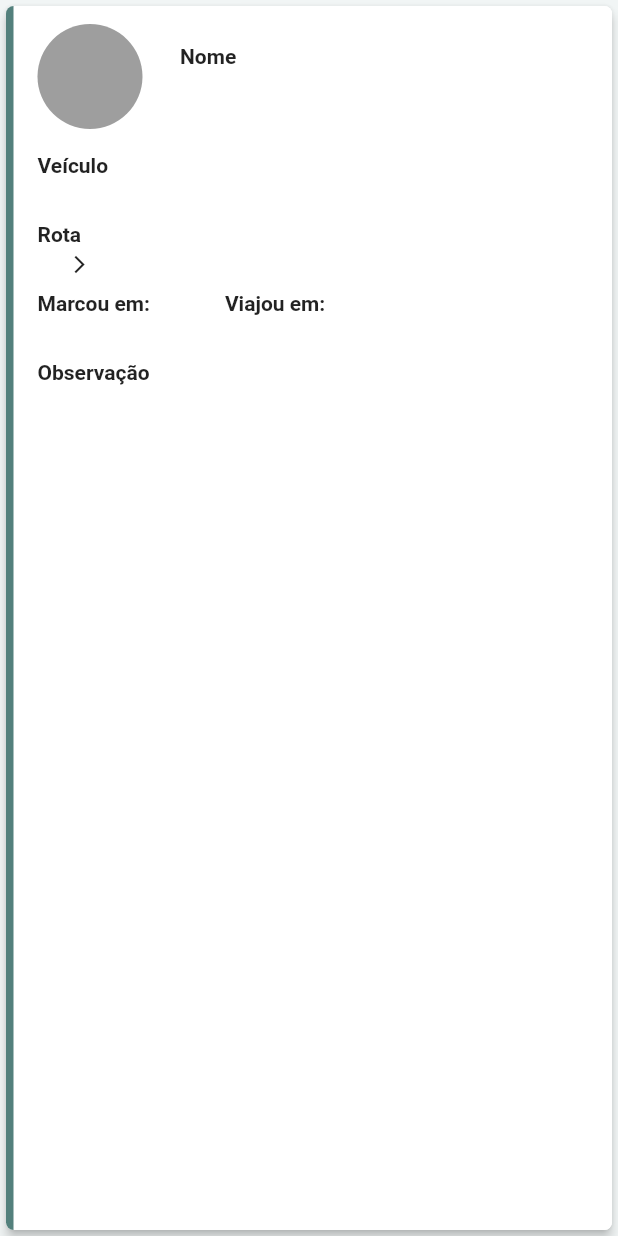
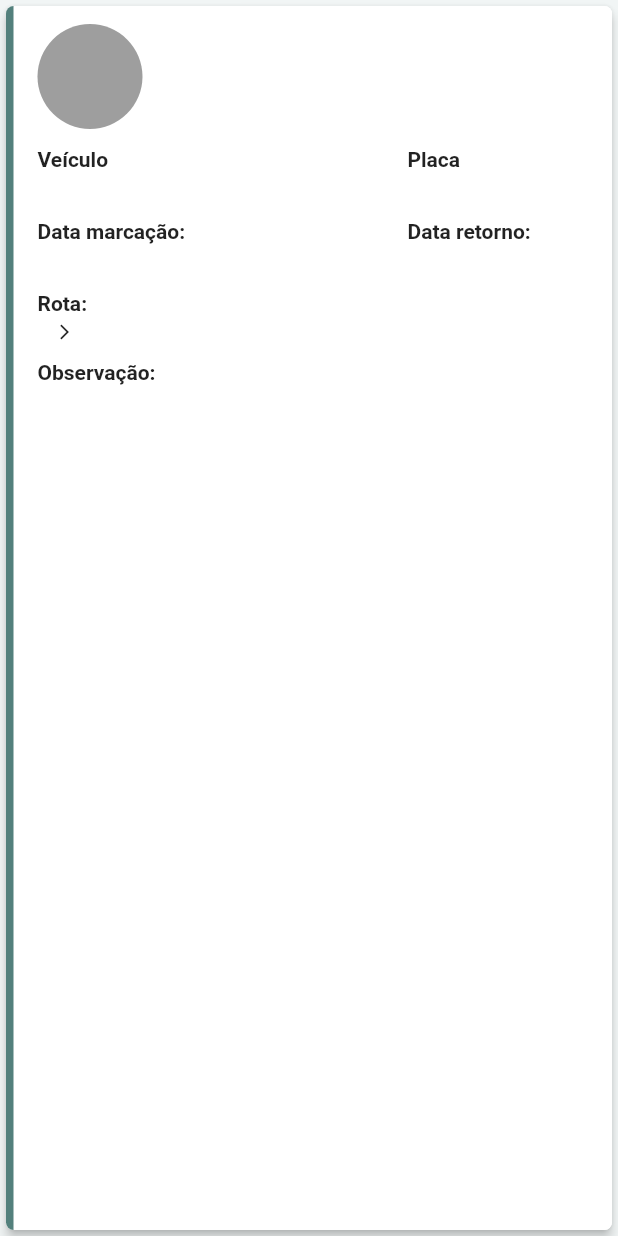
Before and after one commit to Wxze/desafio_coopertransc, a Flutter app: the TripListCard widget shown alone on an empty page, opened directly with empty values, on a phone screen of 412 x 824 dp. Run offline on Flutter 3.47's test engine with Material 2 defaults, Android fonts, the light colour scheme and no system bars; our stand-ins replace shared_preferences; accounts and stored records are empty; network calls fail.

Commit message:
Add changes to tripListCard

```diff
--- a/lib/widgets/card_icon_field.dart
+++ b/lib/widgets/card_icon_field.dart
@@ -39,12 +39,12 @@ class CardIconField extends StatelessWidget {
                 ),
               ),
             ),
-            const SizedBox(width: 21,),
+            const SizedBox(width: 12,),
             Icon(
               icon,
               size: fontSize ?? 14,
             ),
-            const SizedBox(width: 20,),
+            const SizedBox(width: 12,),
             Flexible(
               child: Text(
                 secondValue,
--- a/lib/widgets/trip_list_card.dart
+++ b/lib/widgets/trip_list_card.dart
@@ -1,7 +1,6 @@
 import 'package:desafio_coopertransc/models/trip.dart';
 import 'package:desafio_coopertransc/widgets/card_field.dart';
 import 'package:flutter/material.dart';
-
 import 'card_icon_field.dart';
 
 class TripListCard extends StatelessWidget {
@@ -37,68 +36,84 @@ class TripListCard extends StatelessWidget {
                       backgroundColor: Colors.grey.shade500,
                     ),
                     const SizedBox(
-                      width: 25,
+                      width: 16,
                     ),
                     Expanded(
-                        child: CardField(
-                      label: 'Nome',
-                      value: tripData.nome,
-                      fontSize: 20,
-                    ))
+                      child: Text(
+                        tripData.nome,
+                        style: const TextStyle(
+                          fontSize: 20,
+                          fontWeight: FontWeight.w600,
+                          color: Color(0xFF000D0C),
+                        ),
+                      ),
+                    )
                   ],
                 ),
-                const SizedBox(height: 16),
+                const SizedBox(height: 12),
                 Row(
+                  crossAxisAlignment: CrossAxisAlignment.start,
+                  mainAxisAlignment: MainAxisAlignment.spaceBetween,
                   children: [
-                    Expanded(
+                    Flexible(
+                      fit: FlexFit.tight,
+                      flex: 2,
                       child: CardField(
-                          label: 'Veículo', value: tripData.descricao),
+                          label: "Veículo", value: tripData.descricao),
+                    ),
+                    const SizedBox(width: 6),
+                    Flexible(
+                      fit: FlexFit.tight,
+                      child: CardField(label: "Placa", value: tripData.placa),
                     ),
                   ],
                 ),
-                const SizedBox(height: 10),
+                const SizedBox(height: 12),
+                Row(
+                  crossAxisAlignment: CrossAxisAlignment.start,
+                  mainAxisAlignment: MainAxisAlignment.spaceBetween,
+                  children: [
+                    Flexible(
+                      flex: 2,
+                      fit: FlexFit.tight,
+                      child: CardField(
+                          label: "Data marcação:",
+                          value: tripData.dataMarcacao),
+                    ),
+                    const SizedBox(width: 6),
+                    Flexible(
+                      fit: FlexFit.tight,
+                      child: CardField(
+                          label: "Data retorno:",
+                          value: tripData.dataRetorno ?? '-'),
+                    ),
+                  ],
+                ),
+                const SizedBox(height: 12),
+                Row(
+                  mainAxisAlignment: MainAxisAlignment.spaceBetween,
+                  children: [
+                    Expanded(
+                      child: CardIconField(
+                        label: "Rota:",
+                        fontSize: 12,
+                        icon: Icons.arrow_forward_ios,
+                        firstValue: tripData.cidadeOrigem,
+                        secondValue: tripData.cidadeDestino,
+                      ),
+                    ),
+                  ],
+                ),
+                const SizedBox(height: 12),
                 Row(
                   mainAxisAlignment: MainAxisAlignment.spaceBetween,
                   children: [
                     Flexible(
-                      child: CardIconField(
-                        label: 'Rota',
-                        firstValue: tripData.cidadeOrigem,
-                        secondValue: tripData.cidadeDestino,
-                        icon: Icons.arrow_forward_ios,
+                      fit: FlexFit.tight,
+                      child: CardField(
+                        label: "Observação:",
+                        value: tripData.obs,
                       ),
-                    ),
-                  ],
-                ),
-                const SizedBox(height: 10),
-                Row(
-                  children: [
-                    Flexible(
-                      child: Row(
-                        children: [
-                          Flexible(
-                              child: CardField(
-                                  label: 'Marcou em:',
-                                  value: tripData.dataMarcacao)),
-                          const SizedBox(
-                            width: 50,
-                          ),
-                          Flexible(
-                            child: CardField(
-                                label: 'Viajou em:',
-                                value: tripData.dataRetorno ?? '-'),
-                          ),
-                        ],
-                      ),
-                    ),
-                  ],
-                ),
-                const SizedBox(height: 10),
-                Row(
-                  children: [
-                    Expanded(
-                      child:
-                          CardField(label: 'Observação', value: tripData.obs),
                     ),
                   ],
                 ),
```
